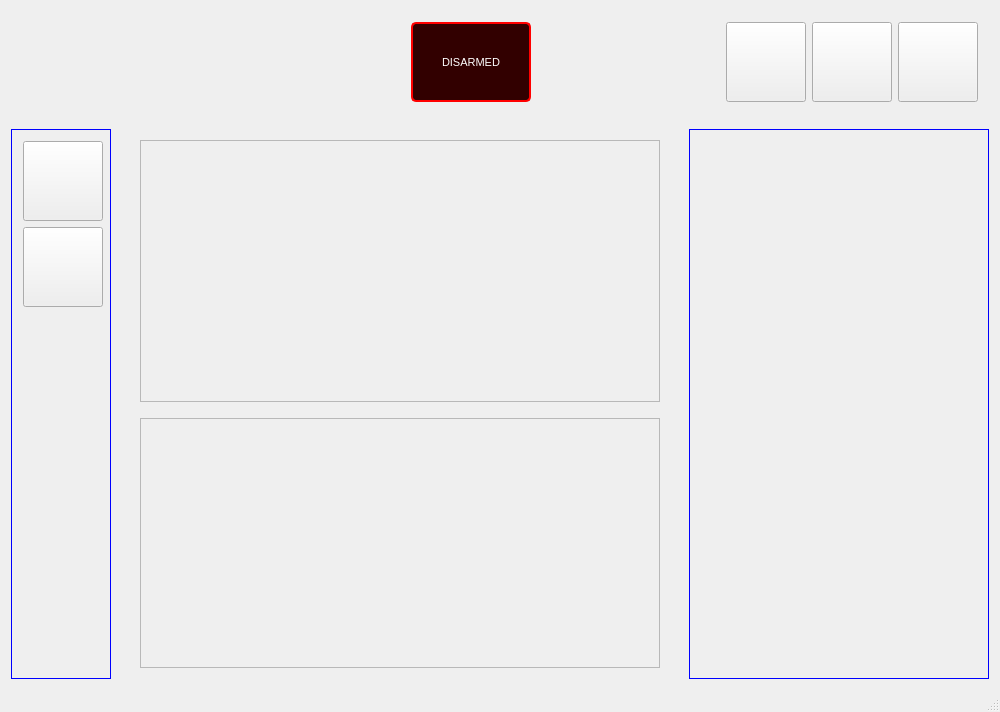
merlinn7/quadra, file src/quadrasoftware.ui: the form before one commit.
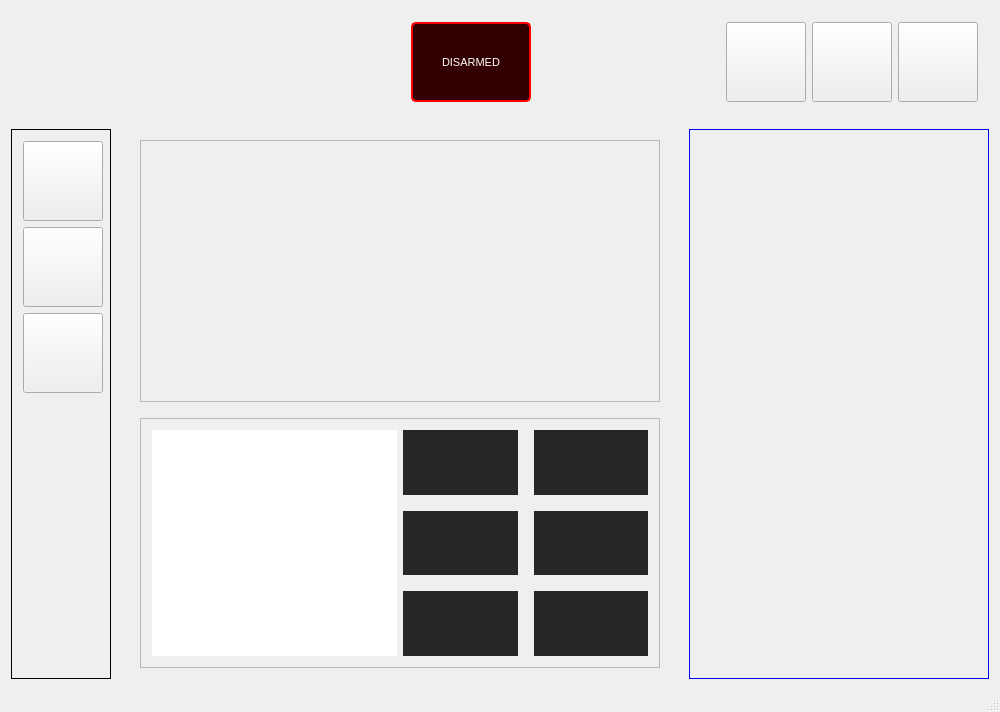
The form after the commit.

The edit to the form file:
```diff
--- a/src/quadrasoftware.ui
+++ b/src/quadrasoftware.ui
@@ -286,10 +286,190 @@
             <property name="frameShadow">
              <enum>QFrame::Raised</enum>
             </property>
+            <layout class="QHBoxLayout" name="horizontalLayout_2">
+             <item>
+              <widget class="QWidget" name="widget" native="true">
+               <property name="styleSheet">
+                <string notr="true">background-color: rgb(255, 255, 255);</string>
+               </property>
+              </widget>
+             </item>
+             <item>
+              <layout class="QGridLayout" name="gridLayout_4" rowstretch="0,0,0,0,0" columnstretch="0,0,0">
+               <property name="rightMargin">
+                <number>0</number>
+               </property>
+               <property name="spacing">
+                <number>6</number>
+               </property>
+               <item row="2" column="0">
+                <widget class="QFrame" name="gridFrame_4">
+                 <property name="styleSheet">
+                  <string notr="true">background-color: rgb(38, 38, 38);</string>
+                 </property>
+                 <layout class="QGridLayout" name="gridLayout_7"/>
+                </widget>
+               </item>
+               <item row="1" column="2">
+                <spacer name="verticalSpacer_4">
+                 <property name="orientation">
+                  <enum>Qt::Vertical</enum>
+                 </property>
+                 <property name="sizeType">
+                  <enum>QSizePolicy::Fixed</enum>
+                 </property>
+                 <property name="sizeHint" stdset="0">
+                  <size>
+                   <width>10</width>
+                   <height>10</height>
+                  </size>
+                 </property>
+                </spacer>
+               </item>
+               <item row="3" column="2">
+                <spacer name="verticalSpacer_5">
+                 <property name="orientation">
+                  <enum>Qt::Vertical</enum>
+                 </property>
+                 <property name="sizeType">
+                  <enum>QSizePolicy::Fixed</enum>
+                 </property>
+                 <property name="sizeHint" stdset="0">
+                  <size>
+                   <width>10</width>
+                   <height>10</height>
+                  </size>
+                 </property>
+                </spacer>
+               </item>
+               <item row="0" column="1">
+                <spacer name="horizontalSpacer_3">
+                 <property name="orientation">
+                  <enum>Qt::Horizontal</enum>
+                 </property>
+                 <property name="sizeType">
+                  <enum>QSizePolicy::Fixed</enum>
+                 </property>
+                 <property name="sizeHint" stdset="0">
+                  <size>
+                   <width>10</width>
+                   <height>1</height>
+                  </size>
+                 </property>
+                </spacer>
+               </item>
+               <item row="2" column="2">
+                <widget class="QFrame" name="gridFrame_3">
+                 <property name="styleSheet">
+                  <string notr="true">background-color: rgb(38, 38, 38);</string>
+                 </property>
+                 <layout class="QGridLayout" name="gridLayout_6"/>
+                </widget>
+               </item>
+               <item row="4" column="1">
+                <spacer name="horizontalSpacer_5">
+                 <property name="orientation">
+                  <enum>Qt::Horizontal</enum>
+                 </property>
+                 <property name="sizeType">
+                  <enum>QSizePolicy::Fixed</enum>
+                 </property>
+                 <property name="sizeHint" stdset="0">
+                  <size>
+                   <width>10</width>
+                   <height>1</height>
+                  </size>
+                 </property>
+                </spacer>
+               </item>
+               <item row="4" column="2">
+                <widget class="QFrame" name="gridFrame_5">
+                 <property name="styleSheet">
+                  <string notr="true">background-color: rgb(38, 38, 38);</string>
+                 </property>
+                 <layout class="QGridLayout" name="gridLayout_8"/>
+                </widget>
+               </item>
+               <item row="2" column="1">
+                <spacer name="horizontalSpacer_4">
+                 <property name="orientation">
+                  <enum>Qt::Horizontal</enum>
+                 </property>
+                 <property name="sizeType">
+                  <enum>QSizePolicy::Fixed</enum>
+                 </property>
+                 <property name="sizeHint" stdset="0">
+                  <size>
+                   <width>10</width>
+                   <height>1</height>
+                  </size>
+                 </property>
+                </spacer>
+               </item>
+               <item row="4" column="0">
+                <widget class="QFrame" name="gridFrame_6">
+                 <property name="styleSheet">
+                  <string notr="true">background-color: rgb(38, 38, 38);</string>
+                 </property>
+                 <layout class="QGridLayout" name="gridLayout_9"/>
+                </widget>
+               </item>
+               <item row="0" column="2">
+                <widget class="QFrame" name="gridFrame_2">
+                 <property name="styleSheet">
+                  <string notr="true">background-color: rgb(38, 38, 38);</string>
+                 </property>
+                 <layout class="QGridLayout" name="gridLayout_5"/>
+                </widget>
+               </item>
+               <item row="0" column="0">
+                <widget class="QFrame" name="gridFrame_7">
+                 <property name="styleSheet">
+                  <string notr="true">background-color: rgb(38, 38, 38);</string>
+                 </property>
+                 <layout class="QGridLayout" name="gridLayout_10"/>
+                </widget>
+               </item>
+               <item row="3" column="0">
+                <spacer name="verticalSpacer_6">
+                 <property name="orientation">
+                  <enum>Qt::Vertical</enum>
+                 </property>
+                 <property name="sizeType">
+                  <enum>QSizePolicy::Fixed</enum>
+                 </property>
+                 <property name="sizeHint" stdset="0">
+                  <size>
+                   <width>10</width>
+                   <height>10</height>
+                  </size>
+                 </property>
+                </spacer>
+               </item>
+               <item row="1" column="0">
+                <spacer name="verticalSpacer_7">
+                 <property name="orientation">
+                  <enum>Qt::Vertical</enum>
+                 </property>
+                 <property name="sizeType">
+                  <enum>QSizePolicy::Fixed</enum>
+                 </property>
+                 <property name="sizeHint" stdset="0">
+                  <size>
+                   <width>10</width>
+                   <height>10</height>
+                  </size>
+                 </property>
+                </spacer>
+               </item>
+              </layout>
+             </item>
+            </layout>
            </widget>
           </item>
          </layout>
         </widget>
+        <widget class="QWidget" name="page_3"/>
         <widget class="QWidget" name="page_2">
          <property name="sizePolicy">
           <sizepolicy hsizetype="Fixed" vsizetype="Fixed">
@@ -352,13 +532,10 @@
          </size>
         </property>
         <property name="styleSheet">
-         <string notr="true">QFrame{border: 1px solid blue;}</string>
+         <string notr="true">QFrame{border: 1px solid black;}</string>
         </property>
-        <layout class="QGridLayout" name="gridLayout">
-         <property name="rightMargin">
-          <number>30</number>
-         </property>
-         <item row="0" column="0">
+        <layout class="QVBoxLayout" name="verticalLayout_4">
+         <item>
           <widget class="QPushButton" name="tabButton1">
            <property name="sizePolicy">
             <sizepolicy hsizetype="Minimum" vsizetype="Minimum">
@@ -380,7 +557,51 @@
            </property>
           </widget>
          </item>
-         <item row="2" column="0">
+         <item>
+          <widget class="QPushButton" name="tabButton2">
+           <property name="sizePolicy">
+            <sizepolicy hsizetype="Minimum" vsizetype="Minimum">
+             <horstretch>0</horstretch>
+             <verstretch>0</verstretch>
+            </sizepolicy>
+           </property>
+           <property name="minimumSize">
+            <size>
+             <width>80</width>
+             <height>80</height>
+            </size>
+           </property>
+           <property name="styleSheet">
+            <string notr="true">QPushButton{background-color: rgb(66, 66, 66);border-radius: 5px;} QPushButton:pressed{background-color: rgb(70, 70, 70);};</string>
+           </property>
+           <property name="text">
+            <string/>
+           </property>
+          </widget>
+         </item>
+         <item>
+          <widget class="QPushButton" name="tabButton3">
+           <property name="sizePolicy">
+            <sizepolicy hsizetype="Minimum" vsizetype="Minimum">
+             <horstretch>0</horstretch>
+             <verstretch>0</verstretch>
+            </sizepolicy>
+           </property>
+           <property name="minimumSize">
+            <size>
+             <width>80</width>
+             <height>80</height>
+            </size>
+           </property>
+           <property name="styleSheet">
+            <string notr="true">QPushButton{background-color: rgb(66, 66, 66);border-radius: 5px;} QPushButton:pressed{background-color: rgb(70, 70, 70);};</string>
+           </property>
+           <property name="text">
+            <string/>
+           </property>
+          </widget>
+         </item>
+         <item>
           <spacer name="verticalSpacer">
            <property name="orientation">
             <enum>Qt::Vertical</enum>
@@ -396,28 +617,6 @@
            </property>
           </spacer>
          </item>
-         <item row="1" column="0">
-          <widget class="QPushButton" name="tabButton2">
-           <property name="sizePolicy">
-            <sizepolicy hsizetype="Minimum" vsizetype="Minimum">
-             <horstretch>0</horstretch>
-             <verstretch>0</verstretch>
-            </sizepolicy>
-           </property>
-           <property name="minimumSize">
-            <size>
-             <width>80</width>
-             <height>80</height>
-            </size>
-           </property>
-           <property name="styleSheet">
-            <string notr="true">QPushButton{background-color: rgb(66, 66, 66);border-radius: 5px;} QPushButton:pressed{background-color: rgb(70, 70, 70);};</string>
-           </property>
-           <property name="text">
-            <string/>
-           </property>
-          </widget>
-         </item>
         </layout>
        </widget>
       </item>
@@ -432,7 +631,7 @@
      <x>0</x>
      <y>0</y>
      <width>1000</width>
-     <height>18</height>
+     <height>21</height>
     </rect>
    </property>
   </widget>
```
